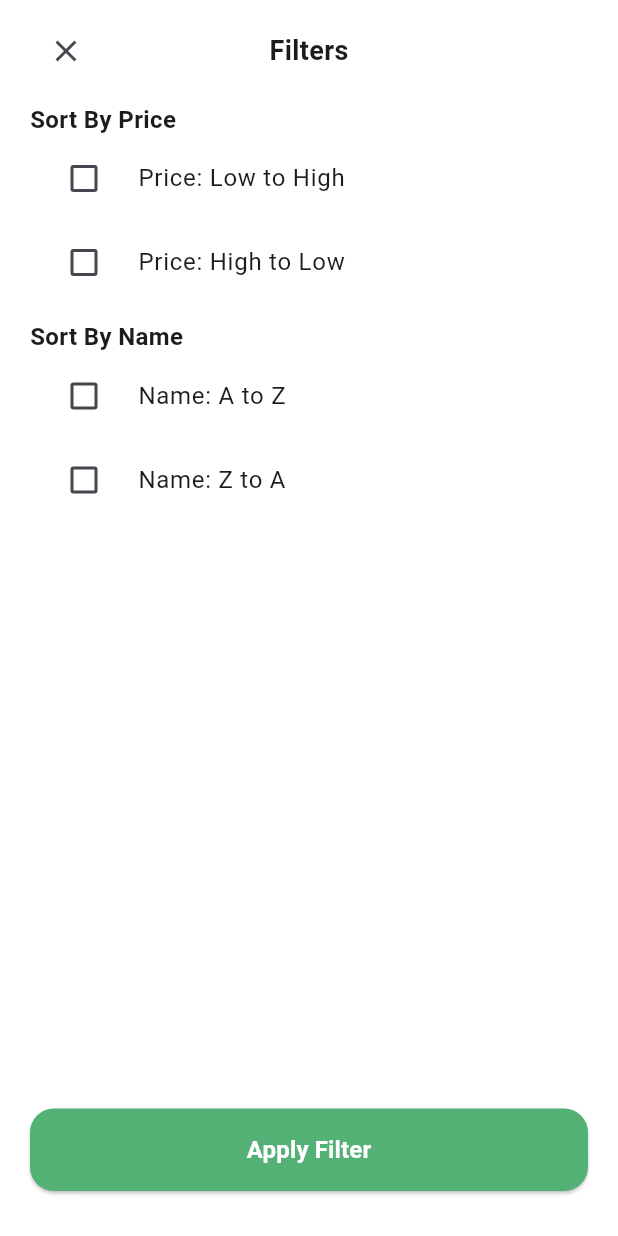
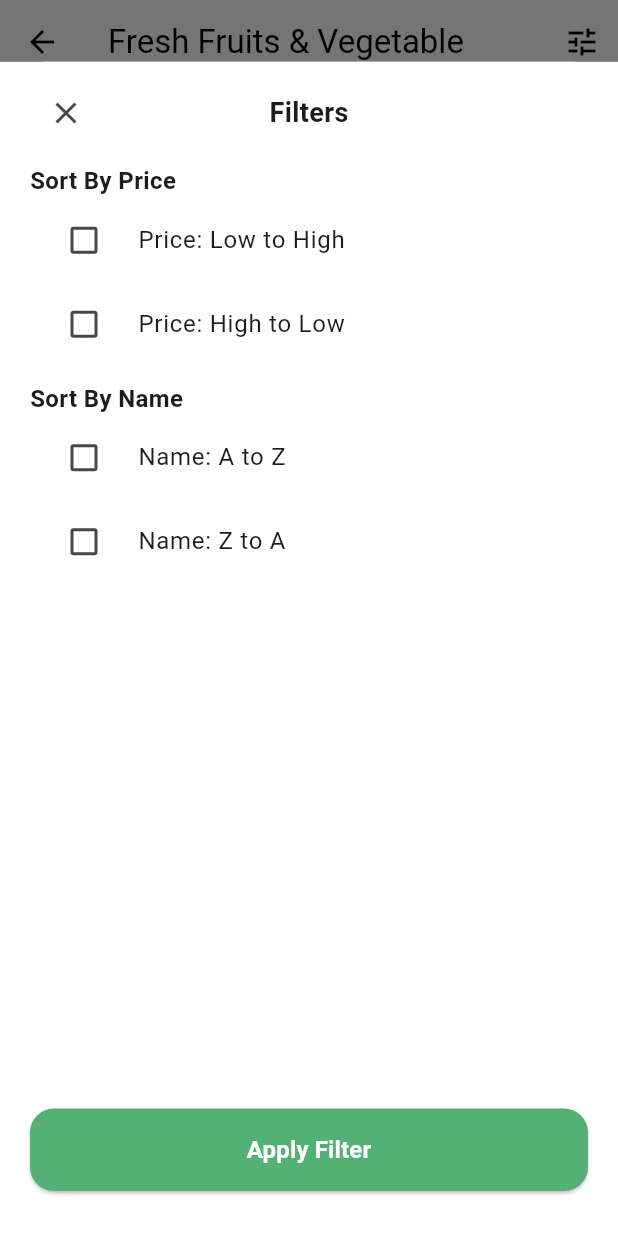
Before and after one commit to itsdalia/gerocry_app, a Flutter app: the CategoryProductsScreen screen opened directly with sample values from the repository, after a tap on the "tune" icon, on a phone screen of 412 x 824 dp. Run offline on Flutter 3.47's test engine with Material 3 defaults, Android fonts, the phone set to English and light mode, and no system bars; our stand-ins replace carousel_slider, smooth_page_indicator; network calls fail.

```diff
--- a/lib/screens/category_products_screen.dart
+++ b/lib/screens/category_products_screen.dart
@@ -23,12 +23,19 @@ class _CategoryProductsScreenState extends State<CategoryProductsScreen> {
   }
 
   void showFilterSheet() async {
-    final result = await Navigator.push(
-      context,
-      MaterialPageRoute(
-        fullscreenDialog: true,
-        builder: (context) => FilterScreen(initialSort: selectedSort),
+    final result = await showModalBottomSheet<String>(
+      context: context,
+      isScrollControlled: true,
+      backgroundColor: Colors.white,
+      shape: const RoundedRectangleBorder(
+        borderRadius: BorderRadius.vertical(top: Radius.circular(30)),
       ),
+      builder: (context) {
+        return FractionallySizedBox(
+          heightFactor: 0.95,
+          child: FilterScreen(initialSort: selectedSort),
+        );
+      },
     );
 
     if (result != null) {
```
